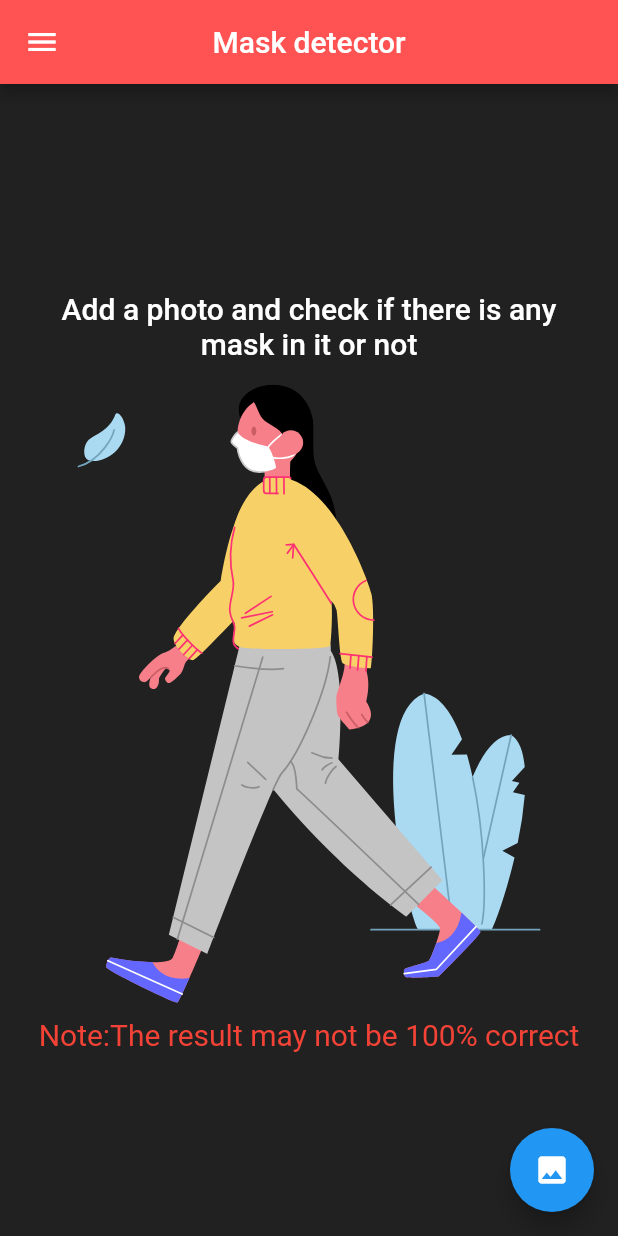
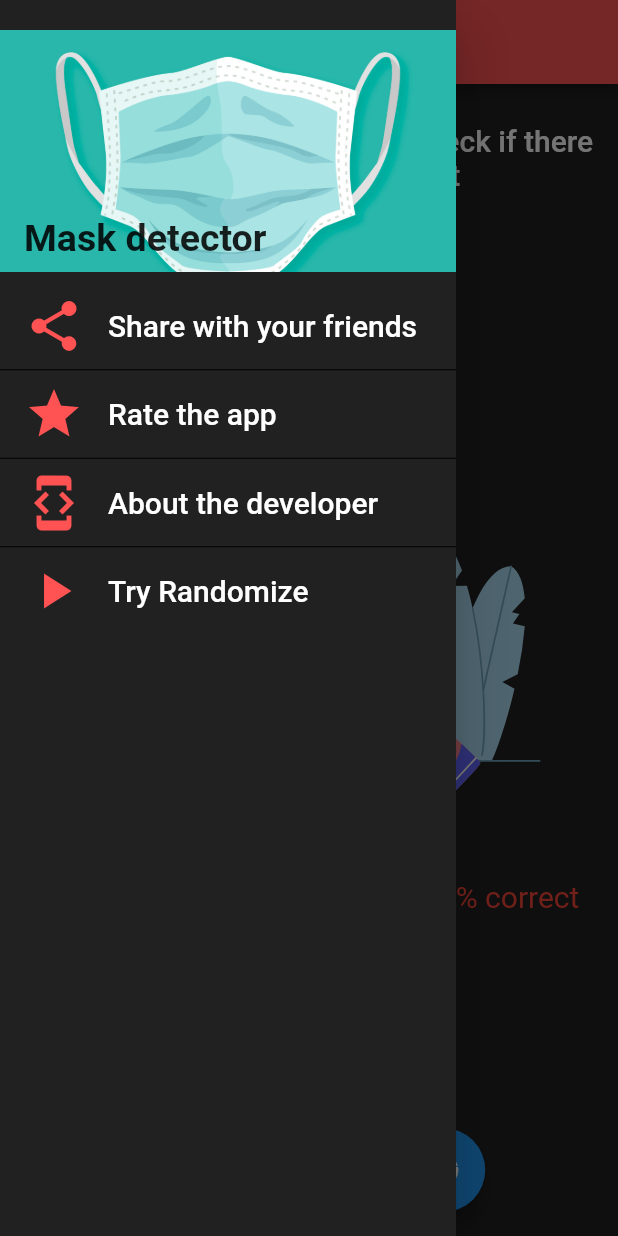
Before and after one commit to AniketSindhu/mask_detector, a Flutter app: the screen it shows after launch, in the side drawer, after a tap on the "image" icon, on a phone screen of 412 x 824 dp. Run offline on Flutter 3.47's test engine with Material 2 defaults, Android fonts, the phone set to English and light mode, and no system bars; our stand-ins replace flutter_svg, image_picker; missing offline and left inert: flutter_share, tflite.

```diff
--- a/lib/main.dart
+++ b/lib/main.dart
@@ -3,7 +3,8 @@ import 'package:flutter/material.dart';
 import 'package:tflite/tflite.dart';
 import 'package:image_picker/image_picker.dart';
 import 'package:flutter_svg/flutter_svg.dart';
-
+import 'package:flutter_share/flutter_share.dart';
+import 'package:url_launcher/url_launcher.dart';
 void main() {
   runApp(MyApp());
 }
@@ -41,14 +42,22 @@ void initState() {
       });
     });
 }
+Future<void> share() async {
+  await FlutterShare.share(
+    title: 'Hey,I found out a great app!',
+    text: 'use this app to detect mask in photos/selfies. This app is really awesome. Must download app',
+    linkUrl: 'https://play.google.com/store/apps/details?id=com.aniket.maskdetector',
+    chooserTitle: 'Hey,I found out a great app!'
+  );
+}
 loadModel() async {
     await Tflite.loadModel(
       model: "assets/model_unquant.tflite",
       labels: "assets/labels.txt",
     );
 }
-pickImage() async {
-    var image = await ImagePicker.pickImage(source: ImageSource.gallery);
+pickImage(bool yes) async {
+    var image = await ImagePicker.pickImage(source: yes?ImageSource.gallery:ImageSource.camera);
     if (image == null) return null;
     setState(() {
       _loading = true;
@@ -76,35 +85,76 @@ classifyImage(File image) async {
     return Scaffold(
       backgroundColor: Colors.grey[900],
       drawer: Drawer(
+       child: Container(
+         color: Colors.grey[900],
          child: ListView(
             padding: EdgeInsets.only(top:20),
             children: <Widget>[
+              DrawerHeader(
+                decoration: BoxDecoration(
+                  color: Colors.redAccent,
+                  image: DecorationImage(
+                    image: AssetImage("assets/mask.jpg"),
+                     fit: BoxFit.cover),
+                ),
+                child: Align(alignment:Alignment.bottomLeft,child: Text('Mask detector',style: TextStyle(fontSize: 25,fontWeight: FontWeight.bold),)),
+              ),
               ListTile(
-              title: Text('Share with your friends',style: TextStyle(fontSize:25),),
+                title: Text('Share with your friends',style: TextStyle(fontSize:20,color: Colors.white),),
                 leading: Icon(Icons.share,size: 40,color: Colors.redAccent,),
                 onTap: () {
-
+                  share();
                 },
               ),
               Divider(height:3,color: Colors.black,),
               ListTile(
-             title: Text('Rate the app',style: TextStyle(fontSize:25),),
+               title: Text('Rate the app',style: TextStyle(fontSize:20,color: Colors.white),),
                leading: Icon(Icons.star,size: 40,color: Colors.redAccent,),
                onTap: () {
-
+                 launch('https://play.google.com/store/apps/details?id=com.aniket.maskdetector');
                },
               ),
+              Divider(height:3,color: Colors.black,),
+              ListTile(
+               title: Text('About the developer',style: TextStyle(fontSize:20,color: Colors.white),),
+               leading: Icon(Icons.developer_mode,size: 40,color: Colors.redAccent,),
+               onTap: () {
+                  launch('https://github.com/AniketSindhu');
+               },
+              ),
+              Divider(height:3,color: Colors.black,),
+              ListTile(
+               title: Text('Try Randomize',style: TextStyle(fontSize:20,color: Colors.white),),
+               leading: Icon(Icons.play_arrow,size: 40,color: Colors.redAccent,),
+               onTap: () {
+                  launch('https://github.com/AniketSindhu');
+               },
+              )
             ],
+          ),
        ),
       ),
       appBar: AppBar(
         title:Text("Mask detector"),
         centerTitle: true,
         backgroundColor: Colors.redAccent,),
-        floatingActionButton: FloatingActionButton(
-        onPressed: pickImage,
+        floatingActionButton: Row(
+          mainAxisAlignment: MainAxisAlignment.spaceEvenly,
+          children: <Widget>[
+            FloatingActionButton(
+              heroTag: null,
+              onPressed:()=> pickImage(true),
               child: Icon(Icons.image),
             ),
+            SizedBox(width:10),
+            FloatingActionButton(
+              heroTag: null,
+              onPressed:()=> pickImage(false),
+              child: Icon(Icons.camera),
+            ),
+          ],
+        ),
+
       body: _loading
           ? Container(
               alignment: Alignment.center,
@@ -133,12 +183,13 @@ classifyImage(File image) async {
                           Text("${(_outputs[0]["confidence"]*100).round()}%",style: TextStyle(color:Colors.purpleAccent,fontSize:20),)
                         ],
                       )
-                      : Container(
-                        child: Column(mainAxisAlignment: MainAxisAlignment.spaceBetween,
+                      : Expanded(
+                        child: Column(
+                          mainAxisAlignment: MainAxisAlignment.start,
                           children: <Widget>[
                             Padding(
                               padding: const EdgeInsets.all(16.0),
-                              child: Text("Add a photo and check if there is any mask in it or not",style: TextStyle(fontSize:20,fontWeight:FontWeight.w500,color: Colors.white),textAlign: TextAlign.center,),
+                              child: Text("Add a photo of a person and check if there is any mask in it or not",style: TextStyle(fontSize:20,fontWeight:FontWeight.w500,color: Colors.white),textAlign: TextAlign.center,),
                             ),
                             Container(
                                 child:SvgPicture.asset(
@@ -148,6 +199,7 @@ classifyImage(File image) async {
                                   height: MediaQuery.of(context).size.height*0.5,
                                 )
                             ),
+                            SizedBox(height:20),
                             Padding(
                               padding: const EdgeInsets.all(10.0),
                               child: Text("Note:The result may not be 100% correct",style:TextStyle(color: Colors.red,fontSize: 20)),
--- a/pubspec.yaml
+++ b/pubspec.yaml
@@ -26,6 +26,8 @@ dependencies:
   tflite: ^1.0.5
   image_picker: ^0.6.6+1
   flutter_svg: ^0.17.4
+  flutter_share: ^1.0.2+1
+  url_launcher: ^5.4.7
 
 
 
```
Also changed, not shown: assets/mask.jpg (added), pubspec.lock. Lines whose indentation alone changed are shown as unchanged.
